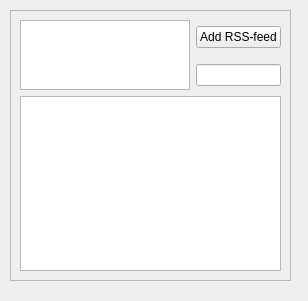
First picture: the form in rssreader.ui, repository Racalniog/QTAppAlfaExercises, before the edit.
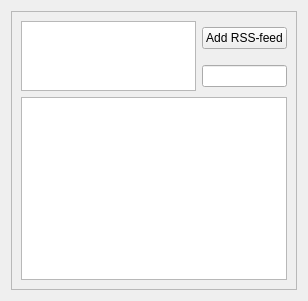
Second picture: the form after the edit.

Commit message: added grid layout to top level QWidget ui elements

Patch:
```diff
--- a/rssreader.ui
+++ b/rssreader.ui
@@ -13,15 +13,9 @@
   <property name="windowTitle">
    <string>Form</string>
   </property>
+  <layout class="QGridLayout" name="gridLayout_2">
+   <item row="0" column="0">
   <widget class="QFrame" name="frame">
-   <property name="geometry">
-    <rect>
-     <x>10</x>
-     <y>10</y>
-     <width>281</width>
-     <height>271</height>
-    </rect>
-   </property>
    <property name="frameShape">
     <enum>QFrame::StyledPanel</enum>
    </property>
@@ -47,6 +41,8 @@
     </item>
    </layout>
   </widget>
+   </item>
+  </layout>
  </widget>
  <resources/>
  <connections/>
```
Lines whose indentation alone changed are shown as unchanged. The commit also changes 1 other file.
